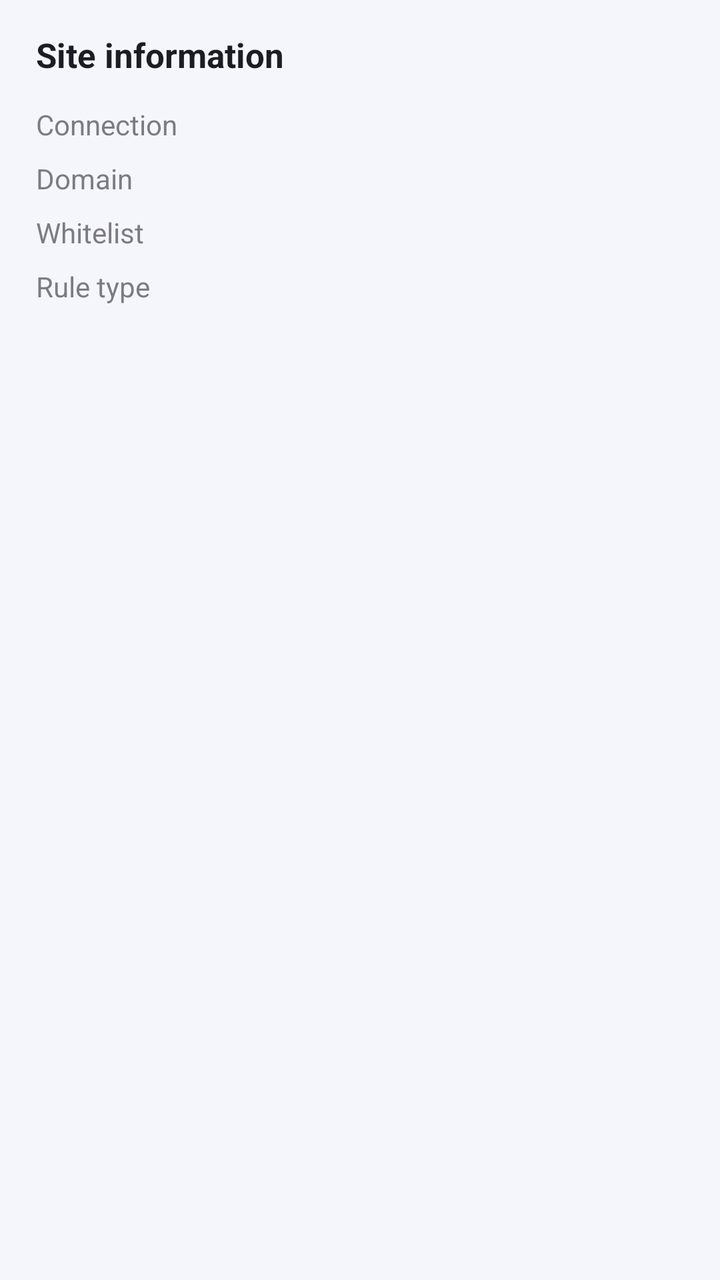
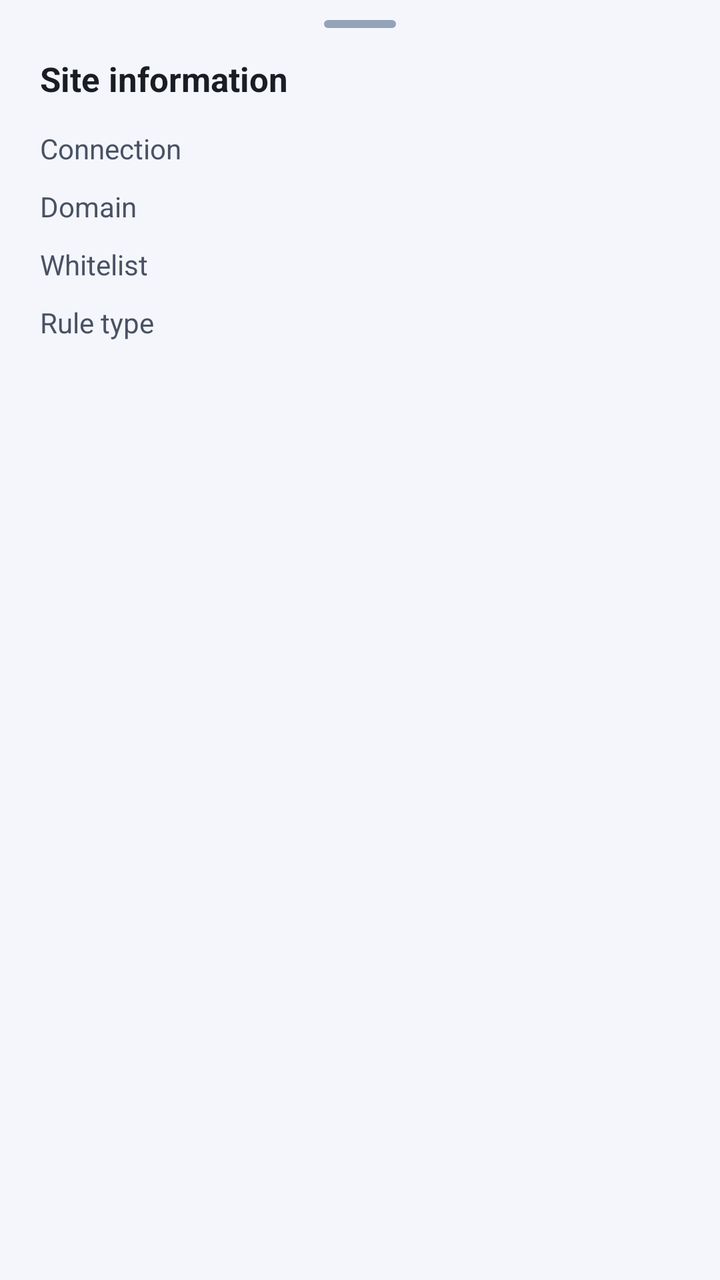

Two renders of the same Android screen: before a commit and after it. Below are the layout's source before the change and the commit's diff.
<!-- AndroidManifest.xml: application theme Theme.SecureBrowser -->
<!-- res/layout/sheet_site_info.xml -->
<?xml version="1.0" encoding="utf-8"?>
<LinearLayout xmlns:android="http://schemas.android.com/apk/res/android"
    android:layout_width="match_parent"
    android:layout_height="wrap_content"
    android:orientation="vertical"
    android:paddingHorizontal="18dp"
    android:paddingTop="16dp"
    android:paddingBottom="20dp">

    <TextView
        android:layout_width="wrap_content"
        android:layout_height="wrap_content"
        android:text="@string/site_info_title"
        android:textColor="?attr/colorOnBackground"
        android:textSize="17sp"
        android:textStyle="bold" />

    <LinearLayout
        android:layout_width="match_parent"
        android:layout_height="wrap_content"
        android:layout_marginTop="14dp"
        android:orientation="horizontal">

        <TextView
            android:layout_width="110dp"
            android:layout_height="wrap_content"
            android:alpha="0.7"
            android:text="@string/site_info_security"
            android:textSize="14sp" />

        <TextView
            android:id="@+id/siteSecurity"
            android:layout_width="0dp"
            android:layout_height="wrap_content"
            android:layout_weight="1"
            android:textColor="?attr/colorOnBackground"
            android:textSize="14sp"
            android:textStyle="bold" />
    </LinearLayout>

    <LinearLayout
        android:layout_width="match_parent"
        android:layout_height="wrap_content"
        android:layout_marginTop="8dp"
        android:orientation="horizontal">

        <TextView
            android:layout_width="110dp"
            android:layout_height="wrap_content"
            android:alpha="0.7"
            android:text="@string/site_info_domain"
            android:textSize="14sp" />

        <TextView
            android:id="@+id/siteDomain"
            android:layout_width="0dp"
            android:layout_height="wrap_content"
            android:layout_weight="1"
            android:fontFamily="monospace"
            android:textColor="?attr/colorOnBackground"
            android:textSize="14sp" />
    </LinearLayout>

    <LinearLayout
        android:layout_width="match_parent"
        android:layout_height="wrap_content"
        android:layout_marginTop="8dp"
        android:orientation="horizontal">

        <TextView
            android:layout_width="110dp"
            android:layout_height="wrap_content"
            android:alpha="0.7"
            android:text="@string/site_info_whitelist"
            android:textSize="14sp" />

        <TextView
            android:id="@+id/siteWhitelist"
            android:layout_width="0dp"
            android:layout_height="wrap_content"
            android:layout_weight="1"
            android:textColor="?attr/colorOnBackground"
            android:textSize="14sp"
            android:textStyle="bold" />
    </LinearLayout>

    <LinearLayout
        android:layout_width="match_parent"
        android:layout_height="wrap_content"
        android:layout_marginTop="8dp"
        android:orientation="horizontal">

        <TextView
            android:layout_width="110dp"
            android:layout_height="wrap_content"
            android:alpha="0.7"
            android:text="@string/site_info_rule"
            android:textSize="14sp" />

        <TextView
            android:id="@+id/siteRuleType"
            android:layout_width="0dp"
            android:layout_height="wrap_content"
            android:layout_weight="1"
            android:textColor="?attr/colorOnBackground"
            android:textSize="14sp" />
    </LinearLayout>
</LinearLayout>
<!-- resources referenced by this layout -->
<resources>
  <string name="site_info_domain">Domain</string>
  <string name="site_info_rule">Rule type</string>
  <string name="site_info_security">Connection</string>
  <string name="site_info_title">Site information</string>
  <string name="site_info_whitelist">Whitelist</string>
  <style name="Theme.SecureBrowser" parent="Theme.Material3.DayNight.NoActionBar">
          
          <item name="colorPrimary">@color/colorPrimary</item>
          <item name="colorOnPrimary">@color/colorOnPrimary</item>
          <item name="colorPrimaryContainer">@color/colorPrimaryContainer</item>
          <item name="colorOnPrimaryContainer">@color/colorOnPrimaryContainer</item>
          <item name="colorSecondary">@color/colorSecondary</item>
          <item name="colorOnSecondary">@color/colorOnSecondary</item>
          <item name="colorSecondaryContainer">@color/colorSecondaryContainer</item>
          <item name="colorOnSecondaryContainer">@color/colorOnSecondaryContainer</item>
          <item name="colorError">@color/colorError</item>
          <item name="colorOnError">@color/colorOnError</item>
          <item name="colorErrorContainer">@color/colorErrorContainer</item>
          <item name="colorOnErrorContainer">@color/onErrorContainer</item>
  
          
          <item name="android:colorBackground">@color/background</item>
          <item name="colorOnBackground">@color/onBackground</item>
          <item name="colorSurface">@color/surface</item>
          <item name="colorOnSurface">@color/onSurface</item>
          <item name="colorSurfaceVariant">@color/surfaceVariant</item>
          <item name="colorOnSurfaceVariant">@color/onSurfaceVariant</item>
          <item name="colorOutline">@color/outline</item>
          <item name="colorOutlineVariant">@color/outlineVariant</item>
  
          
          <item name="android:statusBarColor">@color/colorPrimary</item>
          <item name="android:windowLightStatusBar">false</item>
          <item name="android:navigationBarColor">@color/background</item>
  
          
          <item name="materialButtonStyle">@style/Widget.SecureBrowser.Button.Primary</item>
          <item name="materialButtonOutlinedStyle">@style/Widget.SecureBrowser.Button.Outlined</item>
          <item name="textInputStyle">@style/Widget.SecureBrowser.TextInputLayout</item>
          <item name="chipStyle">@style/Widget.SecureBrowser.Chip.Filter</item>
          <item name="materialAlertDialogTheme">@style/ThemeOverlay.SecureBrowser.MaterialAlertDialog</item>
          <item name="bottomSheetDialogTheme">@style/ThemeOverlay.SecureBrowser.BottomSheetDialog</item>
      </style>
  <color name="colorPrimary">#1D4ED8</color>
  <color name="colorOnPrimary">#FFFFFF</color>
  <color name="colorPrimaryContainer">#DCE7FF</color>
  <color name="colorOnPrimaryContainer">#0E2A66</color>
  <color name="colorSecondary">#0E7490</color>
  <color name="colorOnSecondary">#FFFFFF</color>
  <color name="colorSecondaryContainer">#CFFAFE</color>
  <color name="colorOnSecondaryContainer">#083344</color>
  <color name="colorError">#B3261E</color>
  <color name="colorOnError">#FFFFFF</color>
  <color name="colorErrorContainer">#F9DEDC</color>
  <color name="onErrorContainer">#410E0B</color>
  <color name="background">#F4F6FB</color>
  <color name="onBackground">#1A1D24</color>
  <color name="surface">#FFFFFF</color>
  <color name="onSurface">#1A1D24</color>
  <color name="surfaceVariant">#EDF1F8</color>
  <color name="onSurfaceVariant">#495264</color>
  <color name="outline">#94A3B8</color>
  <color name="outlineVariant">#DCE3EE</color>
  <!-- unchanged entries left out for length: 10 -->
</resources>

<!-- the commit's change to res/layout/sheet_site_info.xml (unified diff, before → after) -->
@@ -3,15 +3,22 @@
     android:layout_width="match_parent"
     android:layout_height="wrap_content"
     android:orientation="vertical"
-    android:paddingHorizontal="18dp"
-    android:paddingTop="16dp"
-    android:paddingBottom="20dp">
+    android:paddingHorizontal="20dp"
+    android:paddingTop="10dp"
+    android:paddingBottom="22dp">
+
+    <View
+        android:layout_width="36dp"
+        android:layout_height="4dp"
+        android:layout_gravity="center_horizontal"
+        android:layout_marginBottom="14dp"
+        android:background="@drawable/bg_drag_handle" />
 
     <TextView
         android:layout_width="wrap_content"
         android:layout_height="wrap_content"
         android:text="@string/site_info_title"
-        android:textColor="?attr/colorOnBackground"
+        android:textColor="?attr/colorOnSurface"
         android:textSize="17sp"
         android:textStyle="bold" />
 
@@ -24,8 +31,8 @@
         <TextView
             android:layout_width="110dp"
             android:layout_height="wrap_content"
-            android:alpha="0.7"
             android:text="@string/site_info_security"
+            android:textColor="?attr/colorOnSurfaceVariant"
             android:textSize="14sp" />
 
         <TextView
@@ -33,7 +40,7 @@
             android:layout_width="0dp"
             android:layout_height="wrap_content"
             android:layout_weight="1"
-            android:textColor="?attr/colorOnBackground"
+            android:textColor="?attr/colorOnSurface"
             android:textSize="14sp"
             android:textStyle="bold" />
     </LinearLayout>
@@ -41,14 +48,14 @@
     <LinearLayout
         android:layout_width="match_parent"
         android:layout_height="wrap_content"
-        android:layout_marginTop="8dp"
+        android:layout_marginTop="10dp"
         android:orientation="horizontal">
 
         <TextView
             android:layout_width="110dp"
             android:layout_height="wrap_content"
-            android:alpha="0.7"
             android:text="@string/site_info_domain"
+            android:textColor="?attr/colorOnSurfaceVariant"
             android:textSize="14sp" />
 
         <TextView
@@ -57,21 +64,21 @@
             android:layout_height="wrap_content"
             android:layout_weight="1"
             android:fontFamily="monospace"
-            android:textColor="?attr/colorOnBackground"
+            android:textColor="?attr/colorOnSurface"
             android:textSize="14sp" />
     </LinearLayout>
 
     <LinearLayout
         android:layout_width="match_parent"
         android:layout_height="wrap_content"
-        android:layout_marginTop="8dp"
+        android:layout_marginTop="10dp"
         android:orientation="horizontal">
 
         <TextView
             android:layout_width="110dp"
             android:layout_height="wrap_content"
-            android:alpha="0.7"
             android:text="@string/site_info_whitelist"
+            android:textColor="?attr/colorOnSurfaceVariant"
             android:textSize="14sp" />
 
         <TextView
@@ -79,7 +86,7 @@
             android:layout_width="0dp"
             android:layout_height="wrap_content"
             android:layout_weight="1"
-            android:textColor="?attr/colorOnBackground"
+            android:textColor="?attr/colorOnSurface"
             android:textSize="14sp"
             android:textStyle="bold" />
     </LinearLayout>
@@ -87,14 +94,14 @@
     <LinearLayout
         android:layout_width="match_parent"
         android:layout_height="wrap_content"
-        android:layout_marginTop="8dp"
+        android:layout_marginTop="10dp"
         android:orientation="horizontal">
 
         <TextView
             android:layout_width="110dp"
             android:layout_height="wrap_content"
-            android:alpha="0.7"
             android:text="@string/site_info_rule"
+            android:textColor="?attr/colorOnSurfaceVariant"
             android:textSize="14sp" />
 
         <TextView
@@ -102,7 +109,7 @@
             android:layout_width="0dp"
             android:layout_height="wrap_content"
             android:layout_weight="1"
-            android:textColor="?attr/colorOnBackground"
+            android:textColor="?attr/colorOnSurface"
             android:textSize="14sp" />
     </LinearLayout>
 </LinearLayout>
<!-- resource entries referenced after the edit -->
@@ -1,11 +1,22 @@
 <!-- resources referenced by this layout -->
 <resources>
+  <!-- drawable bg_drag_handle (drawable) -->
+  <?xml version="1.0" encoding="utf-8"?>
+  <shape xmlns:android="http://schemas.android.com/apk/res/android"
+      android:shape="rectangle">
+      <solid android:color="?attr/colorOutline" />
+      <corners android:radius="2dp" />
+      <size
+          android:width="36dp"
+          android:height="4dp" />
+  </shape>
   <string name="site_info_domain">Domain</string>
   <string name="site_info_rule">Rule type</string>
   <string name="site_info_security">Connection</string>
   <string name="site_info_title">Site information</string>
   <string name="site_info_whitelist">Whitelist</string>
-  <style name="Theme.SecureBrowser" parent="Theme.Material3.DayNight.NoActionBar">
+  <style name="Theme.SecureBrowser" parent="Base.Theme.SecureBrowser" />
+  <style name="Base.Theme.SecureBrowser" parent="Theme.Material3.DayNight.NoActionBar">
           
           <item name="colorPrimary">@color/colorPrimary</item>
           <item name="colorOnPrimary">@color/colorOnPrimary</item>
